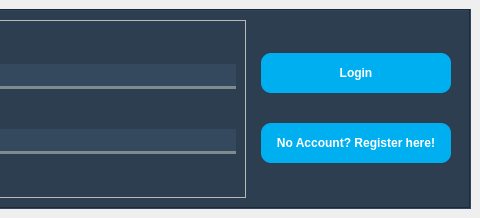
First picture: the form in frontend/Login.ui, repository nhatlam96/gui-xtraktor, before the edit; both pictures show x 230 to 710 and y 0 to 218 of the 710 by 218 pixel window.
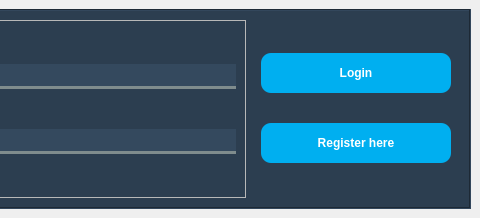
Second picture: the form after the edit.

Diff of the .ui file:
```diff
--- a/frontend/Login.ui
+++ b/frontend/Login.ui
@@ -178,7 +178,7 @@
 }</string>
             </property>
             <property name="text">
-             <string>No Account? Register here!</string>
+             <string>Register here</string>
             </property>
             <property name="flat">
              <bool>true</bool>
```
